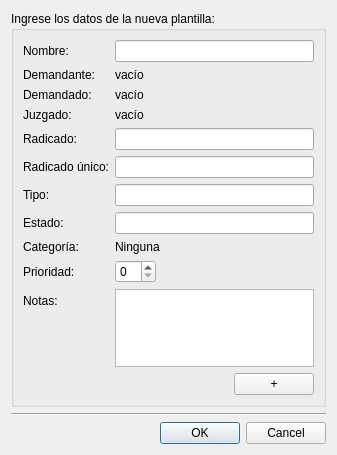
First picture: the form in AbogadosDesktop/src/gui/uis/nuevaPlantilla.ui, repository ehmsoft/Desktop, before the edit.
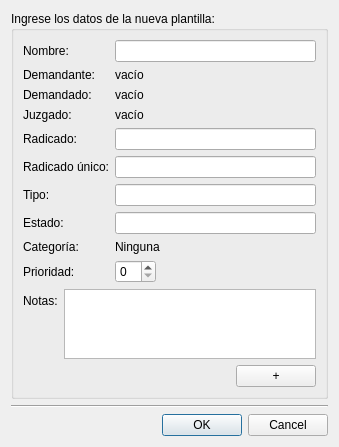
Second picture: the form after the edit.

```diff
--- a/AbogadosDesktop/src/gui/uis/nuevaPlantilla.ui
+++ b/AbogadosDesktop/src/gui/uis/nuevaPlantilla.ui
@@ -6,8 +6,8 @@
    <rect>
     <x>0</x>
     <y>0</y>
-    <width>337</width>
-    <height>455</height>
+    <width>339</width>
+    <height>433</height>
    </rect>
   </property>
   <property name="windowTitle">
@@ -211,19 +211,23 @@
           <item row="9" column="1">
            <widget class="QSpinBox" name="sbPrioridad"/>
           </item>
-          <item row="10" column="0">
+         </layout>
+        </item>
+        <item row="1" column="0">
+         <layout class="QFormLayout" name="formLayout_2">
+          <item row="0" column="0">
            <widget class="QLabel" name="label_11">
             <property name="text">
              <string>Notas:</string>
             </property>
            </widget>
           </item>
-          <item row="10" column="1">
+          <item row="0" column="1">
            <widget class="QTextEdit" name="txtNotas"/>
           </item>
          </layout>
         </item>
-        <item row="1" column="0">
+        <item row="2" column="0">
          <widget class="QPushButton" name="btnAdd">
           <property name="sizePolicy">
            <sizepolicy hsizetype="Fixed" vsizetype="Fixed">
```
